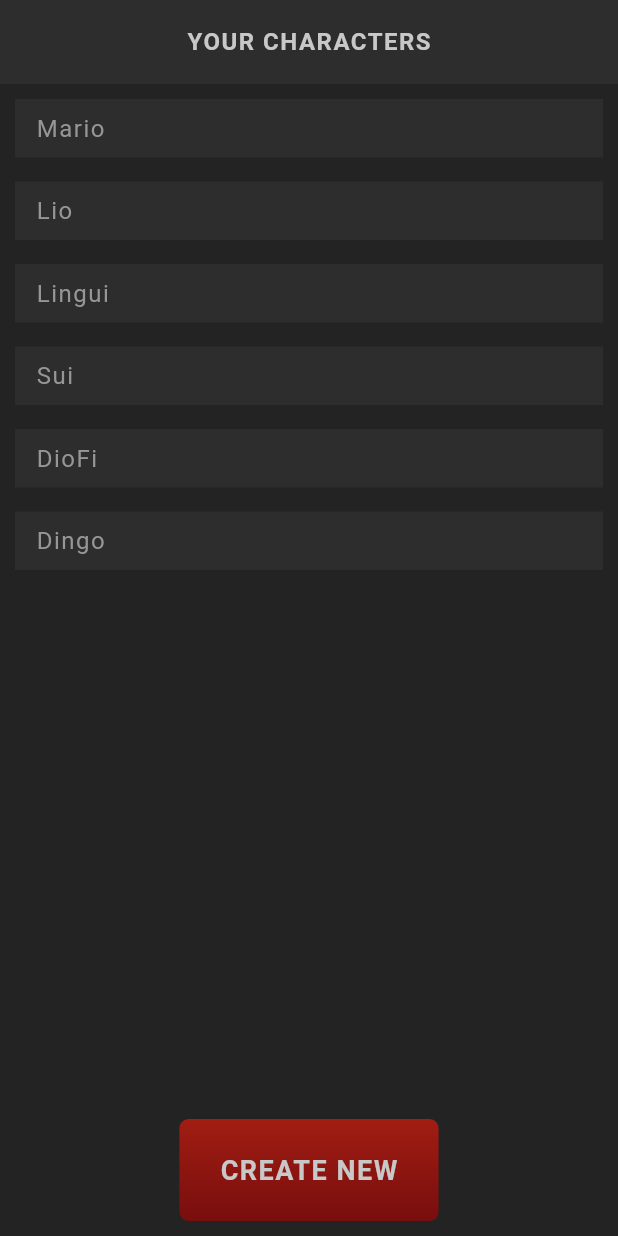
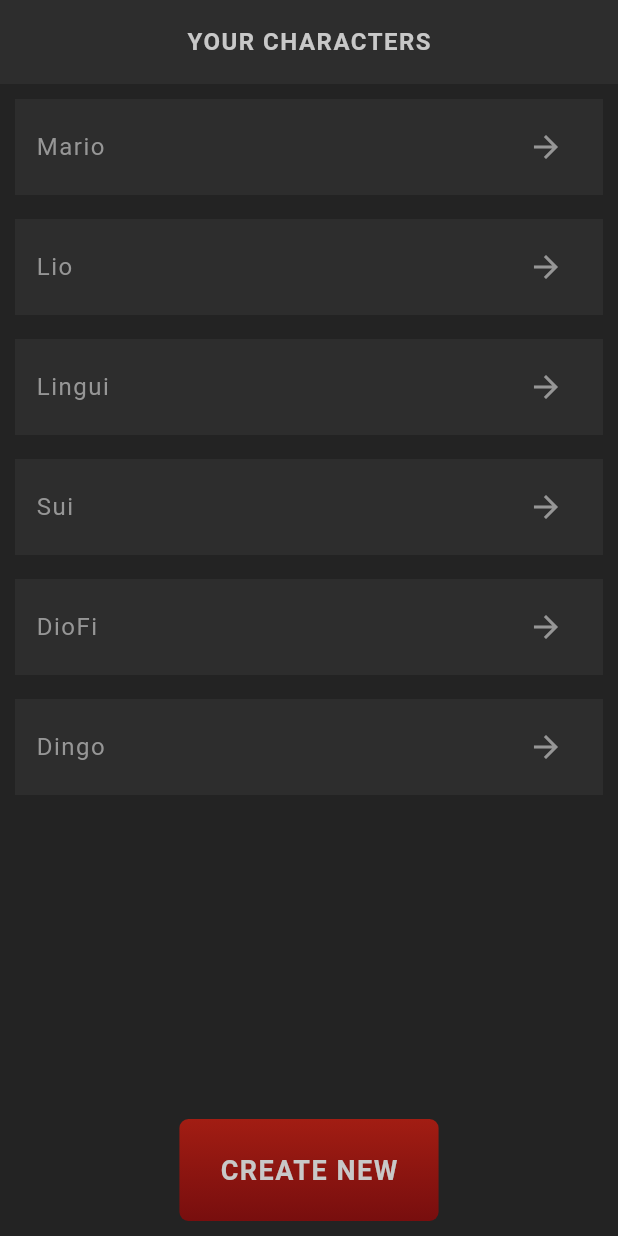
Before and after one commit to Hash001001/flutter_rpg, a Flutter app: the screen it shows after launch, on a phone screen of 412 x 824 dp. Run offline on Flutter 3.47's test engine with Material 3 defaults, Android fonts, the phone set to English and light mode, and no system bars; our stand-ins replace google_fonts; Roboto replaces fonts that are missing (Kanit).

Commit message:
- Icon button added

```diff
--- a/lib/screens/home/characters_card.dart
+++ b/lib/screens/home/characters_card.dart
@@ -1,5 +1,6 @@
 import 'package:flutter/material.dart';
 import 'package:flutter_learning_projects/shared/text_style.dart';
+import 'package:flutter_learning_projects/theme.dart';
 
 
 class CharactersCard extends StatelessWidget {
@@ -14,7 +15,16 @@ class CharactersCard extends StatelessWidget {
         padding: EdgeInsetsGeometry.symmetric(horizontal: 14, vertical: 8),
         child: Row(
           children: [
-            Text(characters)
+            Text(characters),
+            Expanded(child: SizedBox()),
+            IconButton(onPressed: (){
+
+            }, icon: Icon(
+              Icons.arrow_forward,
+              color: AppColor.textColor,
+            ))
+
+
           ],
         ),
       ),
```
